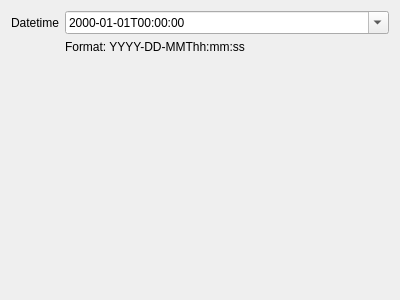
Above: spinetoolbox/ui/datetime_editor.ui from spine-tools/Spine-Toolbox before the change. Below: the same form after it.
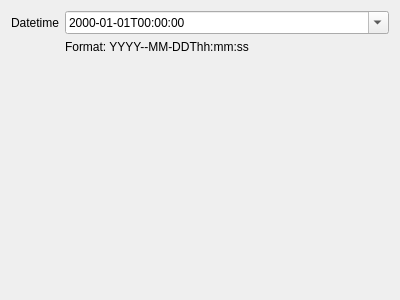
That is the form after the change.

Commit message:
Fix typo in label
Datetime editor's format helper label changed from
YYYY-DD-MM to YYYY-MM-DD which is what is actually used in the text
field.

Re #689

Diff of the .ui file:
```diff
--- a/spinetoolbox/ui/datetime_editor.ui
+++ b/spinetoolbox/ui/datetime_editor.ui
@@ -50,7 +50,7 @@
        <item>
         <widget class="QLabel" name="format_label">
          <property name="text">
-          <string>Format: YYYY-DD-MMThh:mm:ss</string>
+          <string>Format: YYYY--MM-DDThh:mm:ss</string>
          </property>
         </widget>
        </item>
```
Left out of the diff: 8 changed lines with no effect on the pictures. The commit also changes 2 other files.
